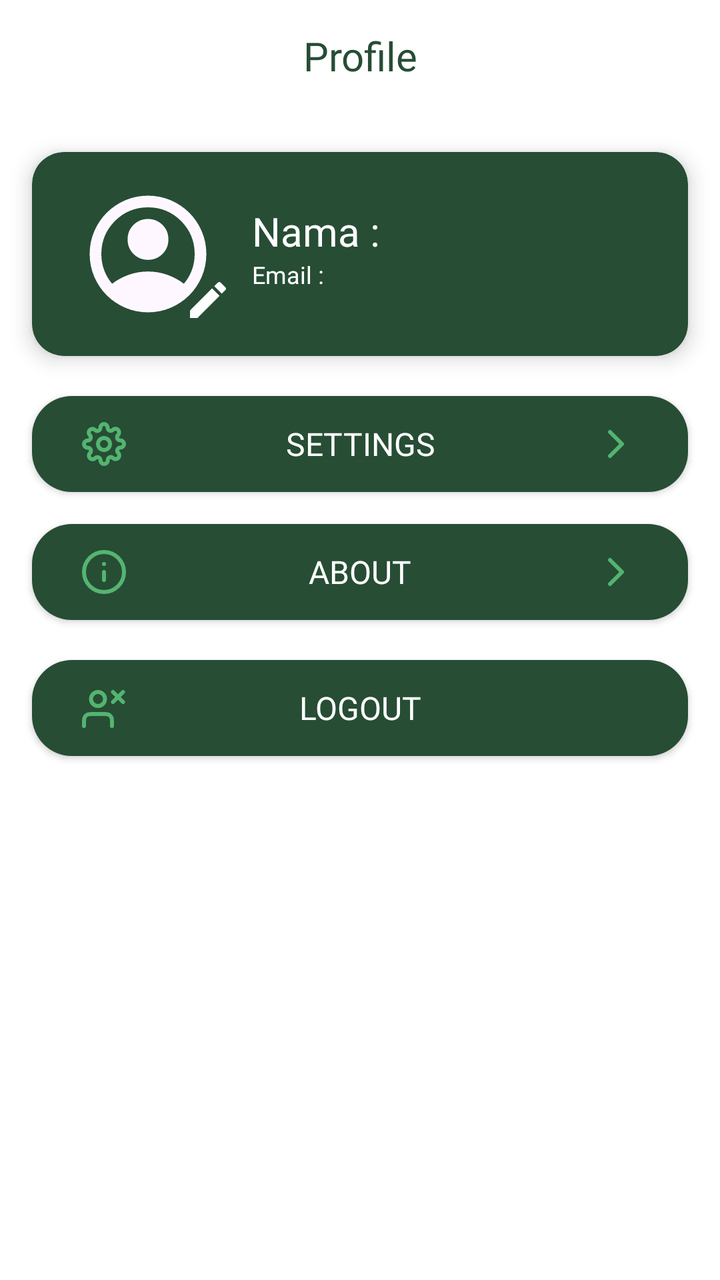
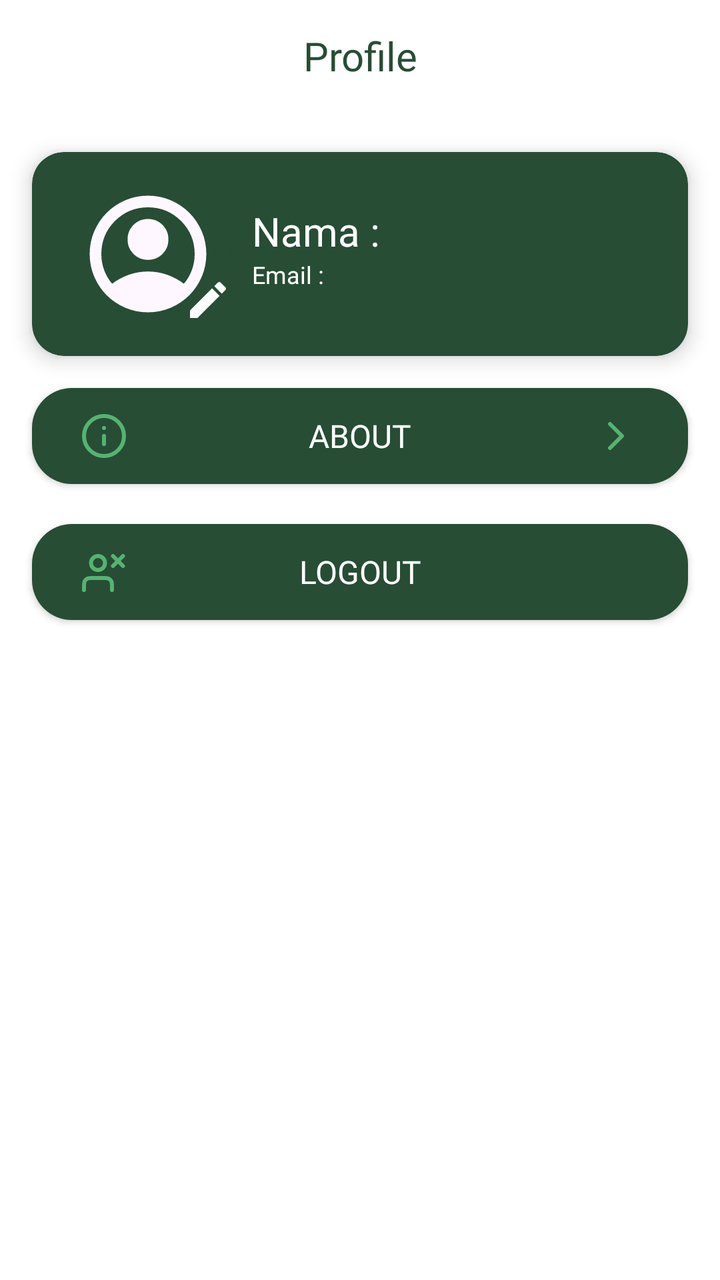

Before-and-after screenshots of an Android layout around one commit, followed by the original layout XML and the change that was made.
<!-- AndroidManifest.xml: application theme Theme.NutriScan -->
<!-- res/layout/fragment_profile.xml -->
<?xml version="1.0" encoding="utf-8"?>
<androidx.constraintlayout.widget.ConstraintLayout xmlns:android="http://schemas.android.com/apk/res/android"
    android:layout_width="match_parent"
    android:layout_height="match_parent"
    xmlns:app="http://schemas.android.com/apk/res-auto"
    android:background="@color/white">

    <androidx.appcompat.widget.Toolbar
        android:id="@+id/toolbar"
        android:layout_width="match_parent"
        android:layout_height="56dp"
        android:background="@color/white"
        app:layout_constraintTop_toTopOf="parent"
        app:layout_constraintStart_toStartOf="parent"
        app:layout_constraintEnd_toEndOf="parent">

        <TextView
            android:id="@+id/toolbar_title"
            android:layout_width="wrap_content"
            android:layout_height="wrap_content"
            android:text="Profile"
            android:textColor="@color/hijautua"
            android:fontFamily="@font/roboto_bold"
            android:textSize="20sp"
            android:gravity="center"
            android:layout_gravity="center"
            android:layout_alignParentStart="true"
            android:layout_alignParentEnd="true" />
    </androidx.appcompat.widget.Toolbar>

    <androidx.cardview.widget.CardView
        android:id="@+id/profileCard"
        android:layout_width="0dp"
        android:layout_height="wrap_content"
        android:layout_marginStart="16dp"
        android:layout_marginTop="20dp"
        android:layout_marginEnd="16dp"
        app:cardBackgroundColor="@color/hijautua"
        app:cardCornerRadius="16dp"
        app:cardElevation="6dp"
        app:layout_constraintEnd_toEndOf="parent"
        app:layout_constraintStart_toStartOf="parent"
        app:layout_constraintTop_toBottomOf="@+id/toolbar">

        <LinearLayout
            android:id="@+id/Lt_Profile"
            android:layout_width="match_parent"
            android:layout_height="wrap_content"
            android:orientation="horizontal"
            android:padding="16dp">
            <RelativeLayout
                android:layout_width="wrap_content"
                android:layout_height="wrap_content"
                android:background="@drawable/circleprofile"
               >
            <ImageView
                android:id="@+id/profileImage"
                android:layout_width="wrap_content"
                android:scaleType="centerCrop"
                android:layout_height="70dp"

                android:layout_gravity="center_horizontal"
                android:layout_marginEnd="10dp"
                android:src="@drawable/ic_account_circle"
                android:layout_centerInParent="true"
                android:clickable="true"
                android:background="@drawable/circleprofile"
                android:onClick="onChangeProfileImage" />
                <ImageView
                    android:layout_width="wrap_content"
                    android:layout_height="wrap_content"
                    android:src="@drawable/baseline_edit_24"
                   android:layout_alignBottom="@id/profileImage"
                    android:layout_marginLeft="60dp"/>
            </RelativeLayout>
            <ProgressBar
                android:id="@+id/progressBar"
                android:layout_width="wrap_content"
                android:layout_height="wrap_content"
                android:visibility="gone"
                android:indeterminateTint="@color/hijautua"
                app:layout_constraintTop_toBottomOf="@id/profileImage"
                app:layout_constraintStart_toStartOf="parent"
                app:layout_constraintEnd_toEndOf="parent"
                android:layout_centerInParent="true"/>

            <LinearLayout
                android:id="@+id/Lt_namaprofile"
                android:layout_width="match_parent"
                android:layout_height="wrap_content"
                android:orientation="vertical"
                android:padding="10dp">

                <TextView
                    android:id="@+id/profile_name"
                    android:layout_width="wrap_content"
                    android:layout_height="wrap_content"
                    android:fontFamily="@font/roboto_medium"
                    android:text="Nama : "
                    android:textColor="@color/white"
                    android:textSize="20sp" />

                <TextView
                    android:id="@+id/profile_email"
                    android:layout_width="wrap_content"
                    android:layout_height="wrap_content"
                    android:fontFamily="@font/roboto"
                    android:text="Email : "
                    android:textColor="@color/white"
                    android:textSize="12sp" />


            </LinearLayout>
        </LinearLayout>

    </androidx.cardview.widget.CardView>
    <androidx.appcompat.widget.AppCompatButton
        android:id="@+id/settingsButton"
        android:layout_width="0dp"
        android:layout_height="wrap_content"
        android:text="Settings"
        android:fontFamily="@font/roboto_medium"
        android:textColor="#FFFFFF"
        android:background="@drawable/button_scan"
        android:drawableStart="@drawable/ic_settings"
        android:drawableEnd="@drawable/ic_chevron_right"
        android:layout_marginTop="20dp"
        android:gravity="center"
        android:textSize="16sp"
        app:layout_constraintTop_toBottomOf="@id/profileCard"
        app:layout_constraintStart_toStartOf="@id/profileCard"
        app:layout_constraintEnd_toEndOf="@id/profileCard"/>

    
    <androidx.appcompat.widget.AppCompatButton
        android:id="@+id/aboutButton"
        android:layout_width="0dp"
        android:layout_height="wrap_content"
        android:layout_marginTop="16dp"
        android:background="@drawable/button_scan"
        android:drawableStart="@drawable/ic_about"
        android:drawableEnd="@drawable/ic_chevron_right"
        android:gravity="center"
        android:textSize="16sp"
        android:fontFamily="@font/roboto_medium"
        android:text="About"
        android:textColor="#FFFFFF"
        app:layout_constraintEnd_toEndOf="@id/profileCard"
        app:layout_constraintStart_toStartOf="@id/profileCard"
        app:layout_constraintTop_toBottomOf="@id/settingsButton" />

    <androidx.appcompat.widget.AppCompatButton
        android:id="@+id/logout_button"
        android:layout_marginTop="20dp"
        android:layout_width="0dp"
        android:layout_height="wrap_content"
        android:background="@drawable/button_scan"
        android:drawableEnd="@drawable/ic_hijautua_kanan"
        android:fontFamily="@font/roboto_medium"
        android:textSize="16sp"
        android:gravity="center"
        android:text="Logout"
        android:drawableStart="@drawable/logout_ic"
        android:textColor="@color/white"
        app:layout_constraintEnd_toEndOf="@+id/profileCard"
        app:layout_constraintStart_toStartOf="@+id/profileCard"
        app:layout_constraintTop_toBottomOf="@+id/aboutButton" />


</androidx.constraintlayout.widget.ConstraintLayout>
<!-- resources referenced by this layout -->
<resources>
  <color name="hijautua">#274D35</color>
  <color name="white">#FFFFFFFF</color>
  <!-- drawable baseline_edit_24 (drawable) -->
  <vector xmlns:android="http://schemas.android.com/apk/res/android" android:height="24dp" android:tint="#FFFFFF" android:viewportHeight="24" android:viewportWidth="24" android:width="24dp">
        
      <path android:fillColor="@android:color/white" android:pathData="M3,17.25V21h3.75L17.81,9.94l-3.75,-3.75L3,17.25zM20.71,7.04c0.39,-0.39 0.39,-1.02 0,-1.41l-2.34,-2.34c-0.39,-0.39 -1.02,-0.39 -1.41,0l-1.83,1.83 3.75,3.75 1.83,-1.83z"/>
      
  </vector>
  <!-- drawable button_scan (drawable) -->
  <?xml version="1.0" encoding="utf-8"?>
  <shape xmlns:android="http://schemas.android.com/apk/res/android">
      <solid android:color="@color/hijautua"/>
      <corners android:radius="20dp"/>
      <padding
          android:left="24dp"
          android:top="12dp"
          android:right="24dp"
          android:bottom="12dp"/>
  </shape>
  <!-- drawable circleprofile (drawable) -->
  <?xml version="1.0" encoding="utf-8"?>
  <shape xmlns:android="http://schemas.android.com/apk/res/android">
      <solid android:color="@color/hijautua" /> 
      <corners android:radius="50dp" /> 
  </shape>
  <!-- drawable ic_about (drawable) -->
  <vector xmlns:android="http://schemas.android.com/apk/res/android"
      android:width="24dp"
      android:height="24dp"
      android:viewportWidth="24"
      android:viewportHeight="24">
    <path
        android:pathData="M12,16V12M12,8H12.01M22,12C22,17.523 17.523,22 12,22C6.477,22 2,17.523 2,12C2,6.477 6.477,2 12,2C17.523,2 22,6.477 22,12Z"
        android:strokeLineJoin="round"
        android:strokeWidth="2"
        android:fillColor="#00000000"
        android:strokeColor="#54B470"
        android:strokeLineCap="round"/>
  </vector>
  <!-- drawable ic_chevron_right (drawable) -->
  <vector xmlns:android="http://schemas.android.com/apk/res/android"
      android:width="24dp"
      android:height="24dp"
      android:viewportWidth="24"
      android:viewportHeight="24">
    <path
        android:pathData="M9,18L15,12L9,6"
        android:strokeLineJoin="round"
        android:strokeWidth="2"
        android:fillColor="#00000000"
        android:strokeColor="#54B470"
        android:strokeLineCap="round"/>
  </vector>
  <!-- drawable ic_hijautua_kanan (drawable) -->
  <vector xmlns:android="http://schemas.android.com/apk/res/android"
      android:width="24dp"
      android:height="24dp"
      android:viewportWidth="24"
      android:viewportHeight="24">
      <path
          android:pathData="M9,18L15,12L9,6"
          android:strokeLineJoin="round"
          android:strokeWidth="2"
          android:fillColor="#00000000"
          android:strokeColor="@color/hijautua"
          android:strokeLineCap="round"/>
  </vector>
  <!-- drawable ic_settings: vector/xml drawable (drawable, 3949 chars, omitted) -->
  <!-- drawable logout_ic (drawable) -->
  <vector xmlns:android="http://schemas.android.com/apk/res/android"
      android:width="24dp"
      android:height="24dp"
      android:viewportWidth="24"
      android:viewportHeight="24">
    <path
        android:pathData="M16.5,4L21.5,9M21.5,4L16.5,9M16,21V19.8C16,18.12 16,17.28 15.673,16.638C15.385,16.073 14.927,15.615 14.362,15.327C13.72,15 12.88,15 11.2,15H6.8C5.12,15 4.28,15 3.638,15.327C3.074,15.615 2.615,16.073 2.327,16.638C2,17.28 2,18.12 2,19.8V21M12.5,7.5C12.5,9.433 10.933,11 9,11C7.067,11 5.5,9.433 5.5,7.5C5.5,5.567 7.067,4 9,4C10.933,4 12.5,5.567 12.5,7.5Z"
        android:strokeLineJoin="round"
        android:strokeWidth="2"
        android:fillColor="#00000000"
        android:strokeColor="#54B470"
        android:strokeLineCap="round"/>
  </vector>
  <style name="Theme.NutriScan" parent="Base.Theme.NutriScan" />
  <style name="Base.Theme.NutriScan" parent="Theme.Material3.DayNight.NoActionBar">
          
          
      </style>
  <!-- unchanged entries left out for length: 1 -->
</resources>

<!-- the commit's change to res/layout/fragment_profile.xml (unified diff, before → after) -->
@@ -114,22 +114,22 @@
         </LinearLayout>
 
     </androidx.cardview.widget.CardView>
-    <androidx.appcompat.widget.AppCompatButton
-        android:id="@+id/settingsButton"
-        android:layout_width="0dp"
-        android:layout_height="wrap_content"
-        android:text="Settings"
-        android:fontFamily="@font/roboto_medium"
-        android:textColor="#FFFFFF"
-        android:background="@drawable/button_scan"
-        android:drawableStart="@drawable/ic_settings"
-        android:drawableEnd="@drawable/ic_chevron_right"
-        android:layout_marginTop="20dp"
-        android:gravity="center"
-        android:textSize="16sp"
-        app:layout_constraintTop_toBottomOf="@id/profileCard"
-        app:layout_constraintStart_toStartOf="@id/profileCard"
-        app:layout_constraintEnd_toEndOf="@id/profileCard"/>
+
+
+
+
+
+
+
+
+
+
+
+
+
+
+
+
 
     
     <androidx.appcompat.widget.AppCompatButton
@@ -147,7 +147,7 @@
         android:textColor="#FFFFFF"
         app:layout_constraintEnd_toEndOf="@id/profileCard"
         app:layout_constraintStart_toStartOf="@id/profileCard"
-        app:layout_constraintTop_toBottomOf="@id/settingsButton" />
+        app:layout_constraintTop_toBottomOf="@id/profileCard" />
 
     <androidx.appcompat.widget.AppCompatButton
         android:id="@+id/logout_button"
<!-- resource entries referenced after the edit -->
@@ -67,7 +67,6 @@
           android:strokeColor="@color/hijautua"
           android:strokeLineCap="round"/>
   </vector>
-  <!-- drawable ic_settings: vector/xml drawable (drawable, 3949 chars, omitted) -->
   <!-- drawable logout_ic (drawable) -->
   <vector xmlns:android="http://schemas.android.com/apk/res/android"
       android:width="24dp"
